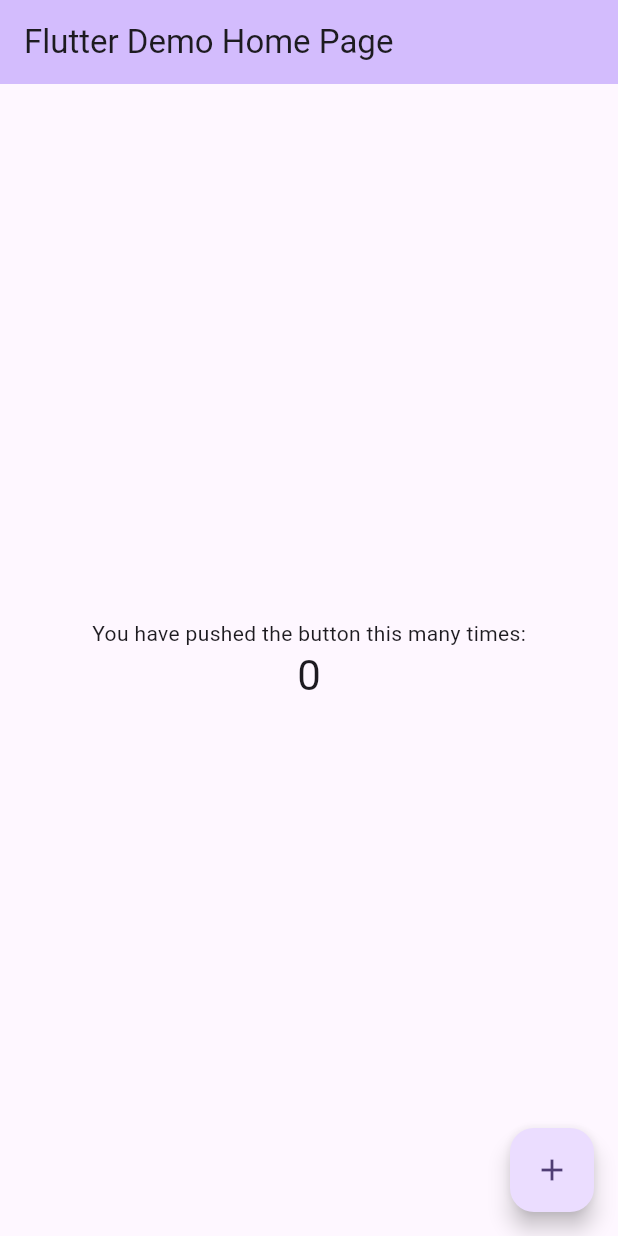
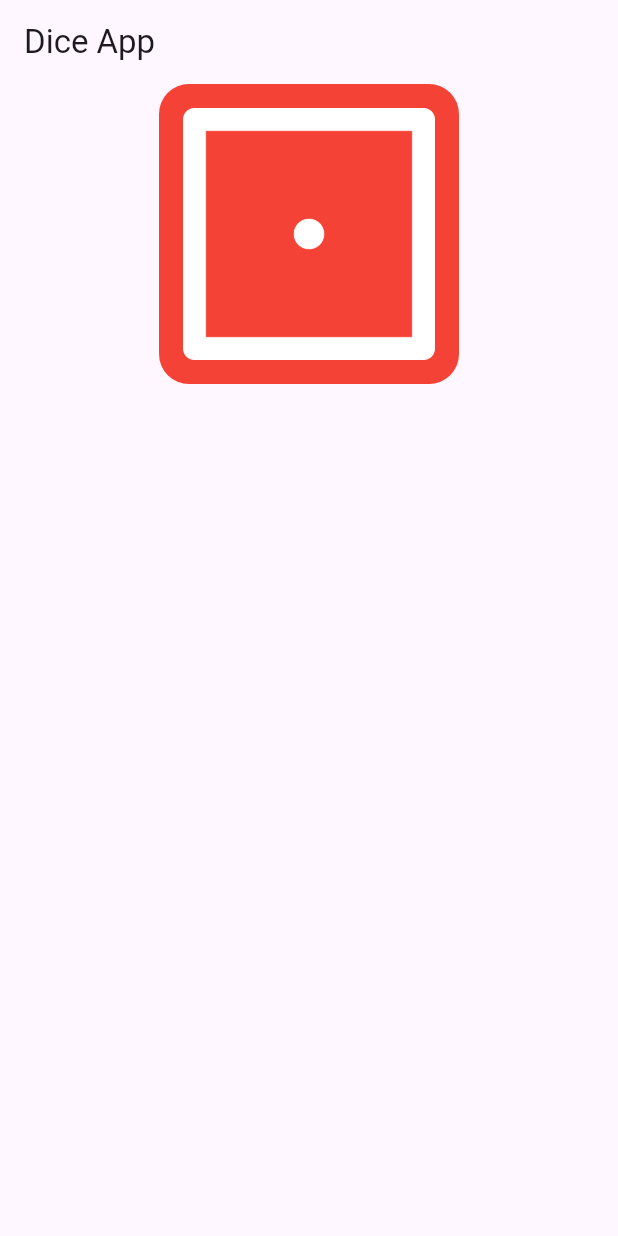
Before and after one commit to Ahrend03/dicesappg8, a Flutter app: the screen it shows after launch, on a phone screen of 412 x 824 dp. Run offline on Flutter 3.47's test engine with Material 3 defaults, Android fonts, the phone set to English and light mode, and no system bars.

Commit message:
modificacion 2 en main

```diff
--- a/lib/main.dart
+++ b/lib/main.dart
@@ -1,125 +1,9 @@
+import 'package:dicesappg8/pages/dice_view.dart';
 import 'package:flutter/material.dart';
 
-void main() {
-  runApp(const MyApp());
+void main(){
+  runApp(MaterialApp(
+    home: DicePage(),
+    debugShowCheckedModeBanner: false,
+  ));
 }
-
-class MyApp extends StatelessWidget {
-  const MyApp({super.key});
-
-  // This widget is the root of your application.
-  @override
-  Widget build(BuildContext context) {
-    return MaterialApp(
-      title: 'Flutter Demo',
-      theme: ThemeData(
-        // This is the theme of your application.
-        //
-        // TRY THIS: Try running your application with "flutter run". You'll see
-        // the application has a purple toolbar. Then, without quitting the app,
-        // try changing the seedColor in the colorScheme below to Colors.green
-        // and then invoke "hot reload" (save your changes or press the "hot
-        // reload" button in a Flutter-supported IDE, or press "r" if you used
-        // the command line to start the app).
-        //
-        // Notice that the counter didn't reset back to zero; the application
-        // state is not lost during the reload. To reset the state, use hot
-        // restart instead.
-        //
-        // This works for code too, not just values: Most code changes can be
-        // tested with just a hot reload.
-        colorScheme: ColorScheme.fromSeed(seedColor: Colors.deepPurple),
-        useMaterial3: true,
-      ),
-      home: const MyHomePage(title: 'Flutter Demo Home Page'),
-    );
-  }
-}
-
-class MyHomePage extends StatefulWidget {
-  const MyHomePage({super.key, required this.title});
-
-  // This widget is the home page of your application. It is stateful, meaning
-  // that it has a State object (defined below) that contains fields that affect
-  // how it looks.
-
-  // This class is the configuration for the state. It holds the values (in this
-  // case the title) provided by the parent (in this case the App widget) and
-  // used by the build method of the State. Fields in a Widget subclass are
-  // always marked "final".
-
-  final String title;
-
-  @override
-  State<MyHomePage> createState() => _MyHomePageState();
-}
-
-class _MyHomePageState extends State<MyHomePage> {
-  int _counter = 0;
-
-  void _incrementCounter() {
-    setState(() {
-      // This call to setState tells the Flutter framework that something has
-      // changed in this State, which causes it to rerun the build method below
-      // so that the display can reflect the updated values. If we changed
-      // _counter without calling setState(), then the build method would not be
-      // called again, and so nothing would appear to happen.
-      _counter++;
-    });
-  }
-
-  @override
-  Widget build(BuildContext context) {
-    // This method is rerun every time setState is called, for instance as done
-    // by the _incrementCounter method above.
-    //
-    // The Flutter framework has been optimized to make rerunning build methods
-    // fast, so that you can just rebuild anything that needs updating rather
-    // than having to individually change instances of widgets.
-    return Scaffold(
-      appBar: AppBar(
-        // TRY THIS: Try changing the color here to a specific color (to
-        // Colors.amber, perhaps?) and trigger a hot reload to see the AppBar
-        // change color while the other colors stay the same.
-        backgroundColor: Theme.of(context).colorScheme.inversePrimary,
-        // Here we take the value from the MyHomePage object that was created by
-        // the App.build method, and use it to set our appbar title.
-        title: Text(widget.title),
-      ),
-      body: Center(
-        // Center is a layout widget. It takes a single child and positions it
-        // in the middle of the parent.
-        child: Column(
-          // Column is also a layout widget. It takes a list of children and
-          // arranges them vertically. By default, it sizes itself to fit its
-          // children horizontally, and tries to be as tall as its parent.
-          //
-          // Column has various properties to control how it sizes itself and
-          // how it positions its children. Here we use mainAxisAlignment to
-          // center the children vertically; the main axis here is the vertical
-          // axis because Columns are vertical (the cross axis would be
-          // horizontal).
-          //
-          // TRY THIS: Invoke "debug painting" (choose the "Toggle Debug Paint"
-          // action in the IDE, or press "p" in the console), to see the
-          // wireframe for each widget.
-          mainAxisAlignment: MainAxisAlignment.center,
-          children: <Widget>[
-            const Text(
-              'You have pushed the button this many times:',
-            ),
-            Text(
-              '$_counter',
-              style: Theme.of(context).textTheme.headlineMedium,
-            ),
-          ],
-        ),
-      ),
-      floatingActionButton: FloatingActionButton(
-        onPressed: _incrementCounter,
-        tooltip: 'Increment',
-        child: const Icon(Icons.add),
-      ), // This trailing comma makes auto-formatting nicer for build methods.
-    );
-  }
-}
--- /dev/null
+++ b/lib/pages/dice_view.dart
@@ -0,0 +1,34 @@
+import 'package:flutter/material.dart';
+
+class DicePage extends StatelessWidget{
+  @override
+  Widget build(BuildContext context) {
+    return Scaffold(
+      appBar: AppBar(title: Text("Dice App"),
+      ),
+      body: Center(
+        child: Column(
+          children: [
+            Container(
+              decoration: BoxDecoration(
+                color: Colors.red,
+                //Primera forma de aplicar borde circular a mi container
+                borderRadius: BorderRadius.circular(20),
+                //borderRadius: BorderRadius.only(
+                // topRight:  Radius.circular(20),
+                 //topLeft: Radius.circular(15)
+                //),
+                //Segunda forma
+                //shape: BoxShape.circle
+              ),
+              padding: EdgeInsets.all(16),
+              width: 200,
+              height: 200,
+              child: Image.asset("assets/images/dice1.png"),
+              ),
+          ],
+          ),
+        ),
+    );
+  }
+}
--- a/pubspec.yaml
+++ b/pubspec.yaml
@@ -45,7 +45,7 @@ dev_dependencies:
   # activated in the `analysis_options.yaml` file located at the root of your
   # package. See that file for information about deactivating specific lint
   # rules and activating additional ones.
-  flutter_lints: ^3.0.0
+  #flutter_lints: ^3.0.0
 
 # For information on the generic Dart part of this file, see the
 # following page: https://dart.dev/tools/pub/pubspec
@@ -59,6 +59,8 @@ flutter:
   uses-material-design: true
 
   # To add assets to your application, add an assets section, like this:
+  assets:
+    - assets/images/
   # assets:
   #   - images/a_dot_burr.jpeg
   #   - images/a_dot_ham.jpeg
```
Also changed, not shown: assets/images/dice1.png (added), assets/images/dice2.png (added), assets/images/dice3.png (added), assets/images/dice4.png (added), assets/images/dice5.png (added), assets/images/dice6.png (added), pubspec.lock.
